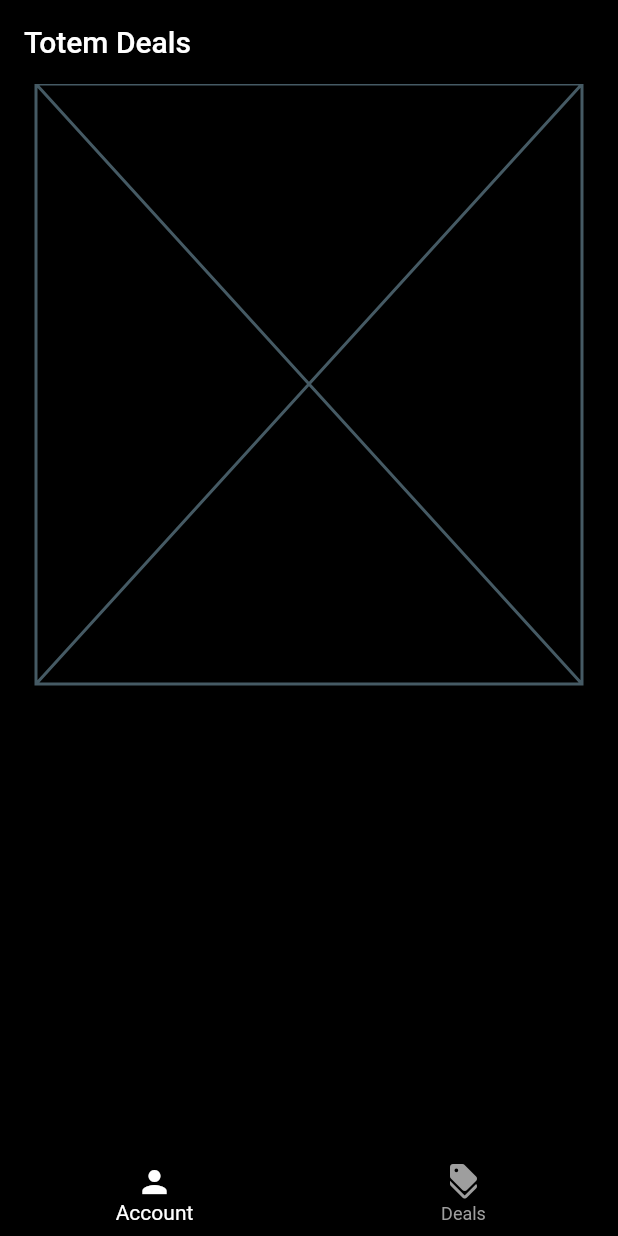
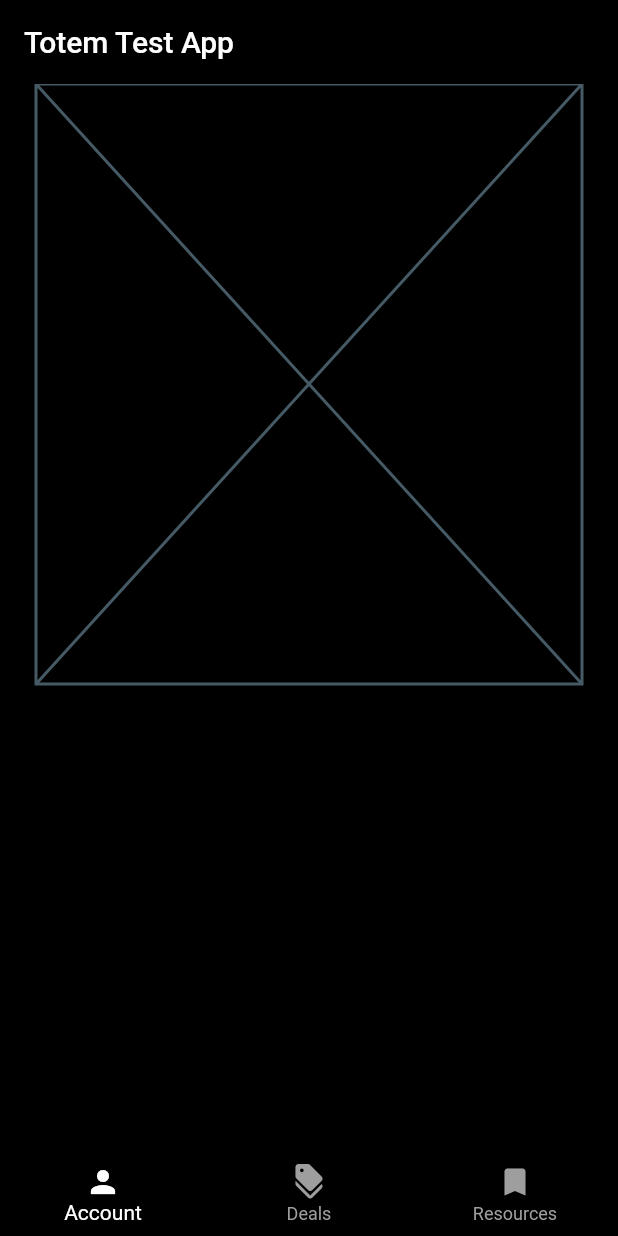
Before and after one commit to mariadoan247/totem_test_features, a Flutter app: the screen it shows after launch, on a phone screen of 412 x 824 dp. Run offline on Flutter 3.47's test engine with Material 2 defaults, Android fonts, the phone set to English and light mode, and no system bars; our stand-ins replace go_router.

Commit message:
Added more routing and changed app bar title

```diff
--- a/lib/main.dart
+++ b/lib/main.dart
@@ -2,6 +2,10 @@ import 'package:flutter/material.dart';
 import 'package:go_router/go_router.dart';
 import 'package:totem_test_app/deals_and_offers.dart';
 import 'package:totem_test_app/learn_earn_main.dart';
+import 'package:totem_test_app/resources_main.dart';
+import 'package:totem_test_app/benefits.dart';
+import 'package:totem_test_app/donations.dart';
+import 'package:totem_test_app/cdib.dart';
 
 void main() {
   runApp(MyApp());
@@ -44,6 +48,34 @@ class MyApp extends StatelessWidget {
           child: LearnEarnMain(),
         ),
       ),
+      GoRoute(
+        path: '/resources',
+        builder: (context, state) => const GenericPage(
+          title: "Resources",
+          child: Resources(),
+        ),
+      ),
+      GoRoute(
+        path: '/benefits',
+        builder: (context, state) => const GenericPage(
+          title: "Benefits",
+          child: Benefits(),
+        ),
+      ),
+      GoRoute(
+        path: '/donations',
+        builder: (context, state) => const GenericPage(
+          title: "Donations",
+          child: Donations(),
+        ),
+      ),
+      GoRoute(
+        path: '/cdib',
+        builder: (context, state) => const GenericPage(
+          title: "CDIB",
+          child: CDIB(),
+        ),
+      ),
     ],
   );
 }
@@ -75,13 +107,18 @@ class _GenericPageState extends State<GenericPage> {
       icon: Icons.discount,
       label: 'Deals',
     ),
+    _NavigationItems(
+      route: '/resources',
+      icon: Icons.bookmark,
+      label: 'Resources',
+    ),
   ];
 
   @override
   Widget build(BuildContext context) {
     return Scaffold(
       appBar: AppBar(
-        title: const Text("Totem Deals"),
+        title: const Text("Totem Test App"),
         elevation: 0,
         backgroundColor: Colors.black,
       ),
```
